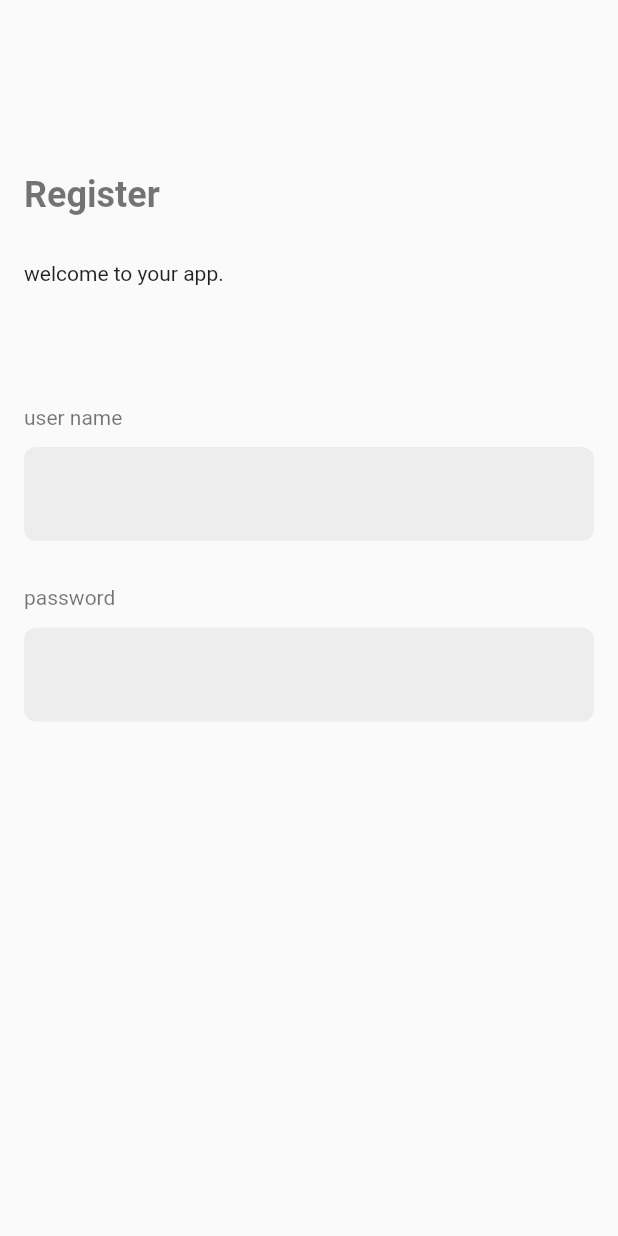
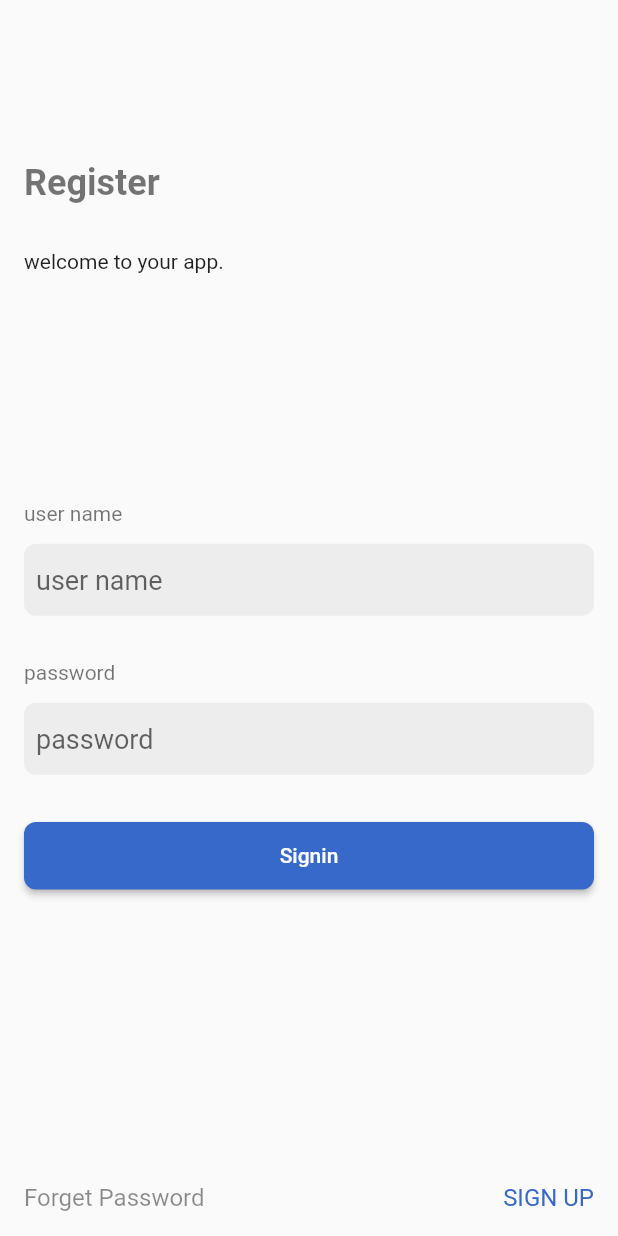
Before and after one commit to AhmedSheref96/EcommerceApp, a Flutter app: the screen it shows after launch, on a phone screen of 412 x 824 dp. Run offline on Flutter 3.47's test engine with Material 2 defaults, Android fonts, the phone set to English and light mode, and no system bars; our stand-ins replace get.

Commit message:
[ REGISTER SCREEN | HOME SCREEN | BOTTOM NAVIGATION BAR | ]

```diff
--- /dev/null
+++ b/lib/binding/home_binding.dart
@@ -0,0 +1,10 @@
+import 'package:e_commerce_app/ui/home/home_view_model.dart';
+import 'package:get/get.dart';
+
+class HomeBinding extends Bindings{
+  @override
+  void dependencies() {
+    Get.put(HomeViewModel());
+  }
+
+}
--- a/lib/binding/main_binding.dart
+++ b/lib/binding/main_binding.dart
@@ -5,6 +5,5 @@ class MainBinding extends Bindings {
   @override
   void dependencies() {
     Get.put(RegisterViewModel());
-
   }
 }
--- a/lib/main.dart
+++ b/lib/main.dart
@@ -1,4 +1,7 @@
+import 'package:e_commerce_app/binding/home_binding.dart';
 import 'package:e_commerce_app/binding/main_binding.dart';
+import 'package:e_commerce_app/theme/colors.dart';
+import 'package:e_commerce_app/ui/home/home_screen.dart';
 import 'package:e_commerce_app/ui/register/register_screen.dart';
 import 'package:flutter/material.dart';
 import 'package:get/get.dart';
@@ -15,16 +18,19 @@ class MyApp extends StatelessWidget {
   Widget build(BuildContext context) {
     return GetMaterialApp(
       title: 'Flutter Demo',
-      theme: ThemeData(
-        primarySwatch: Colors.blue,
-      ),
+      theme: ThemeData(primaryColor: primaryColor),
       initialBinding: MainBinding(),
       debugShowCheckedModeBanner: false,
       getPages: [
         GetPage(
-            name: "/register",
-            page: () => const RegisterScreen(),
-            binding: MainBinding())
+          name: "/register",
+          page: () => const RegisterScreen(),
+          binding: MainBinding(),
+        ),
+        GetPage(
+          name: "/home",
+          page: () => HomeScreen(),
+        ),
       ],
       home: const RegisterScreen(),
     );
--- /dev/null
+++ b/lib/theme/colors.dart
@@ -0,0 +1,3 @@
+import 'dart:ui';
+
+const Color primaryColor = Color.fromRGBO(54, 105, 201, 1);
--- /dev/null
+++ b/lib/theme/theme.dart
@@ -0,0 +1,6 @@
+import 'package:e_commerce_app/theme/colors.dart';
+import 'package:flutter/material.dart';
+
+MaterialColor lightColors = MaterialColor(primaryColor.value, {
+  500: Color(primaryColor.value),
+});
--- /dev/null
+++ b/lib/ui/home/home_view_model.dart
@@ -0,0 +1,14 @@
+import 'package:get/get.dart';
+
+class HomeViewModel extends GetxController {
+  int _currentIndex = 0;
+
+  get currentIndex {
+    return _currentIndex;
+  }
+
+  updateCurrentIndex(int index) {
+    _currentIndex = index;
+    update();
+  }
+}
--- a/lib/ui/register/register_screen.dart
+++ b/lib/ui/register/register_screen.dart
@@ -1,7 +1,12 @@
+import 'package:e_commerce_app/ui/home/home_screen.dart';
 import 'package:e_commerce_app/ui/register/register_view_model.dart';
+import 'package:e_commerce_app/widgets/button_widget.dart';
 import 'package:e_commerce_app/widgets/input_widget.dart';
 import 'package:flutter/material.dart';
 import 'package:get/get.dart';
+
+import '../../binding/home_binding.dart';
+import '../../theme/colors.dart';
 
 class RegisterScreen extends GetWidget<RegisterViewModel> {
   const RegisterScreen({Key? key}) : super(key: key);
@@ -9,25 +14,35 @@ class RegisterScreen extends GetWidget<RegisterViewModel> {
   @override
   Widget build(BuildContext context) {
     return Scaffold(
-      body: Padding(
+      body: SingleChildScrollView(
+        child: SizedBox(
+          height: MediaQuery.of(context).size.height,
+          child: Padding(
             padding: const EdgeInsets.all(16.0),
             child: Column(
+              mainAxisAlignment: MainAxisAlignment.spaceBetween,
               crossAxisAlignment: CrossAxisAlignment.start,
               children: [
                 const SizedBox(height: 20),
-            Container(
-              padding: const EdgeInsets.only(top: 80),
-              child: const Text(
+                Column(
+                  crossAxisAlignment: CrossAxisAlignment.start,
+                  children: const [
+                    Text(
                       "Register",
                       style: TextStyle(
                           fontSize: 24,
                           fontWeight: FontWeight.bold,
                           color: Colors.black54),
                     ),
+                    SizedBox(height: 30),
+                    Text("welcome to your app."),
+                    SizedBox(
+                      height: 80,
                     ),
-            const SizedBox(height: 30),
-            const Text("welcome to your app."),
-            const SizedBox(height: 80,),
+                  ],
+                ),
+                Column(
+                  children: [
                     InputWidget(
                       label: "user name",
                       value: controller.userName,
@@ -36,10 +51,49 @@ class RegisterScreen extends GetWidget<RegisterViewModel> {
                     const SizedBox(height: 30),
                     InputWidget(
                       label: "password",
-              value: controller.userName,
-              onChanged: (value) => controller.updateUserName(value),
+                      value: controller.password,
+                      onChanged: (value) => controller.updatePassword(value),
+                      isSecured: true,
+                    ),
+                    const SizedBox(height: 30),
+                    ButtonWidget(
+                      title: "SignIn",
+                      icon: const Icon(Icons.done),
+                      onpressed: () {
+                        Get.offAll(HomeScreen(), binding: HomeBinding());
+                      },
+                    )
+                  ],
+                ),
+                const SizedBox(height: 50),
+                Row(
+                  mainAxisAlignment: MainAxisAlignment.spaceBetween,
+                  children: [
+                    GestureDetector(
+                      child: const Text(
+                        "Forget Password",
+                        style: TextStyle(
+                          color: Colors.black45,
+                          fontSize: 16,
+                        ),
+                      ),
+                      onTap: () {},
+                    ),
+                    GestureDetector(
+                      child: Text(
+                        "Sign Up".toUpperCase(),
+                        style: const TextStyle(
+                          color: primaryColor,
+                          fontSize: 16,
+                        ),
+                      ),
+                      onTap: () {},
+                    )
+                  ],
                 ),
               ],
+            ),
+          ),
         ),
       ),
     );
--- a/lib/widgets/button_widget.dart
+++ b/lib/widgets/button_widget.dart
@@ -1,16 +1,21 @@
 import 'package:flutter/material.dart';
+import 'package:get/get.dart';
+
+import '../theme/colors.dart';
 
 class ButtonWidget extends StatelessWidget {
   const ButtonWidget({
     Key? key,
     this.onpressed,
     required this.title,
+    this.titleColor,
     required this.icon,
     this.color,
   }) : super(key: key);
 
   final Function()? onpressed;
   final String title;
+  final Color? titleColor;
   final Icon icon;
   final Color? color;
 
@@ -19,7 +24,15 @@ class ButtonWidget extends StatelessWidget {
     return MaterialButton(
       onPressed: onpressed,
       height: 45,
-      color: color ?? const Color.fromRGBO(54, 105, 201, 1),
+      shape: RoundedRectangleBorder(borderRadius: BorderRadius.circular(8)),
+      color: color ?? primaryColor,
+      child: Center(
+        child: Text(
+          title.capitalize ?? "",
+          style: TextStyle(color: titleColor ?? Colors.white),
+        ),
+      ),
     );
   }
+
 }
--- a/lib/widgets/input_widget.dart
+++ b/lib/widgets/input_widget.dart
@@ -6,11 +6,13 @@ class InputWidget extends StatelessWidget {
     this.onChanged,
     required this.value,
     required this.label,
+    this.isSecured = false,
   }) : super(key: key);
 
   final Function(String value)? onChanged;
   final String value;
   final String label;
+  final bool isSecured;
 
   @override
   Widget build(BuildContext context) {
@@ -31,13 +33,20 @@ class InputWidget extends StatelessWidget {
             borderRadius: BorderRadius.circular(8),
             color: const Color.fromRGBO(237, 237, 237, 1),
           ),
-          child: TextField(
-            style: const TextStyle(fontSize: 18),
-            decoration: InputDecoration(
-              labelText: value,
-              border: InputBorder.none,
+          child: Padding(
+            padding: const EdgeInsets.symmetric(horizontal: 8.0),
+            child: TextFormField(
+              obscureText: isSecured,
+              autocorrect: !isSecured,
+              enableSuggestions: !isSecured,
+              initialValue: value,
+              style: const TextStyle(fontSize: 18),
+              decoration: InputDecoration(
+                border: InputBorder.none,
+                hintText: label,
+              ),
+              onChanged: onChanged,
             ),
-            onChanged: onChanged,
           ),
         ),
       ],
```
Also changed, not shown: lib/ui/home/cart/cart_screen.dart (added, +12 -0 lines), lib/ui/home/favorites/favorites_screen.dart (added, +12 -0 lines), lib/ui/home/home_screen.dart (added, +59 -0 lines), lib/ui/home/home_wall/home_wall_screen.dart (added, +12 -0 lines). Lines whose indentation alone changed are shown as unchanged.
